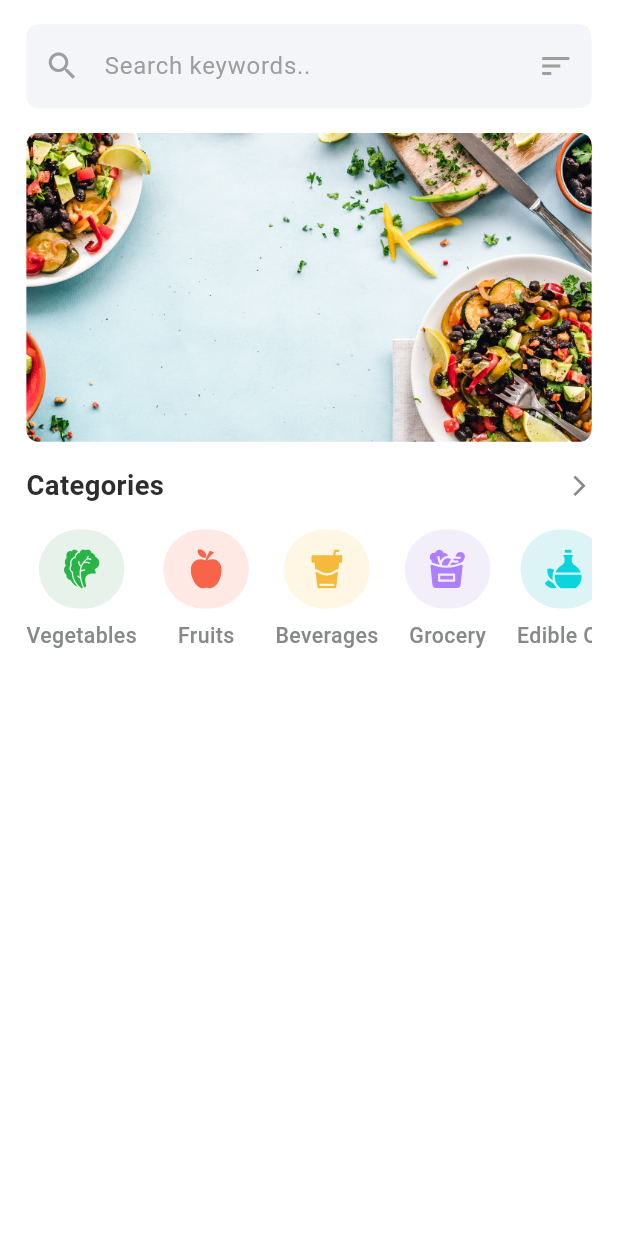
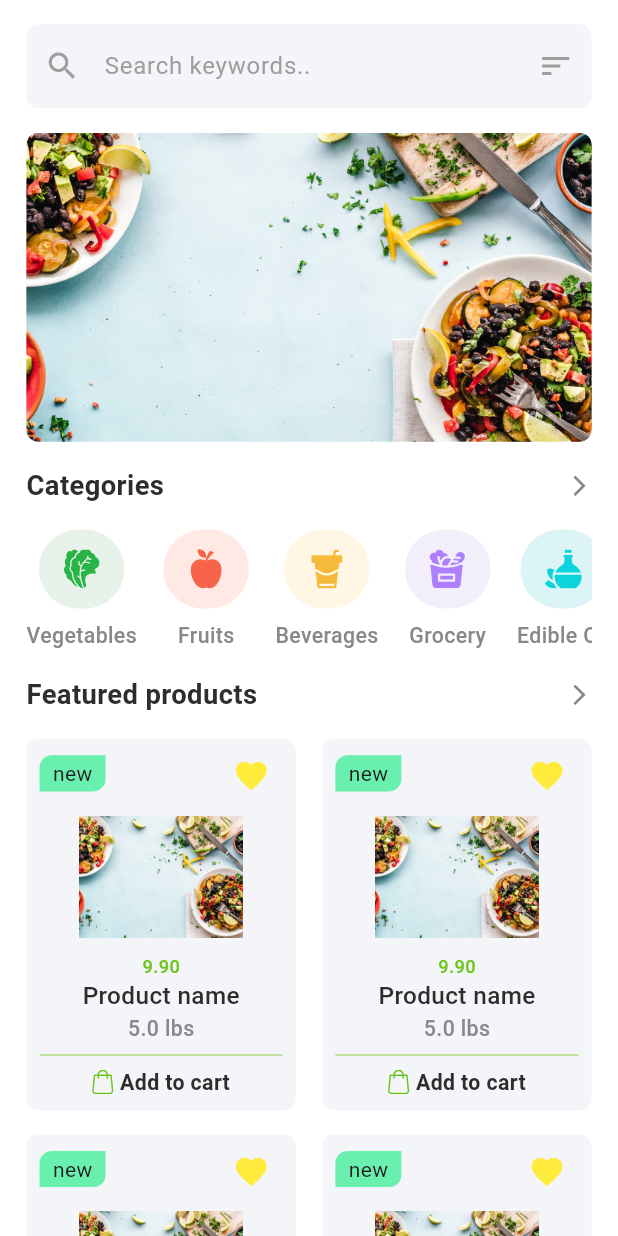
Before and after one commit to MOHAMD-ASHRAF/big_cart, a Flutter app: the HomePage screen opened by its route, on a phone screen of 412 x 824 dp. Run offline on Flutter 3.47's test engine with Material 3 defaults, Android fonts, the phone set to English and light mode, and no system bars; our stand-ins replace flutter_screenutil, flutter_svg, flutter_switch, google_fonts; Roboto replaces fonts that are missing (Cairo).

Commit message:
product item initial design

```diff
--- a/lib/core/constants/app_assets.dart
+++ b/lib/core/constants/app_assets.dart
@@ -22,6 +22,7 @@ abstract class AppAssets {
   static const String edibleOil = 'assets/vectors/edibleOil.svg';
   static const String household = 'assets/vectors/Household.svg';
   static const String babyCare = 'assets/vectors/Babycare.svg';
+  static const String cart = 'assets/vectors/cart.svg';
 
 
 
--- a/lib/core/theming/app_text_styles.dart
+++ b/lib/core/theming/app_text_styles.dart
@@ -128,6 +128,11 @@ abstract class AppTextStyles {
   static TextStyle get font12BlackCairo => GoogleFonts.cairo(
     fontSize: 12.sp,
     color: AppColors.text,
+    fontWeight: AppFontWeights.medium,
+  );
+  static TextStyle get font12GreenCairo => GoogleFonts.cairo(
+    fontSize: 12.sp,
+    color: AppColors.primaryDark,
     fontWeight: AppFontWeights.medium,
   );
 
--- a/lib/features/home/ui/pages/home_page.dart
+++ b/lib/features/home/ui/pages/home_page.dart
@@ -10,6 +10,9 @@ import '../../../../core/theming/app_text_styles.dart';
 import '../../../../core/widgets/custom_text_form_field.dart';
 import '../widgets/categories_item.dart';
 import '../widgets/categories_text_widget.dart';
+import 'package:flutter_staggered_grid_view/flutter_staggered_grid_view.dart';
+
+import '../widgets/product_item.dart';
 
 class HomePage extends StatelessWidget {
   const HomePage({super.key});
@@ -20,6 +23,7 @@ class HomePage extends StatelessWidget {
       body: SafeArea(
         child: Padding(
           padding: EdgeInsets.only(left: 16.w, right: 16.w, top: 16.h),
+          child: SingleChildScrollView(
             child: Column(
               children: [
                 const CustomTextFormField(
@@ -47,7 +51,8 @@ class HomePage extends StatelessWidget {
                   //onTap: () => Navigator.pushNamed(context, Routes.categories),
                 ),
                 SizedBox(height: 16.h),
-              Expanded(
+                SizedBox(
+                  height: 80.h,
                   child: ListView.separated(
                     itemCount: Categories.values.length,
                     scrollDirection: Axis.horizontal,
@@ -58,7 +63,22 @@ class HomePage extends StatelessWidget {
                         color: Categories.values[index].getColor),
                   ),
                 ),
+                SizedBox(height: 16.h),
+                const CategoriesTextWidget(
+                  title: 'Featured products',
+                  //onTap: () => Navigator.pushNamed(context, Routes.categories),
+                ),
+                SizedBox(height: 16.h),
+                StaggeredGrid.count(
+                  crossAxisCount: 2, // 2 items per row
+                  mainAxisSpacing: 16.h,
+                  crossAxisSpacing: 16.w,
+                  children: List.generate(11, (index) {
+                    return ProductItem();
+                  }),
+                ),
               ],
+            ),
           ),
         ),
       ),
--- /dev/null
+++ b/lib/features/home/ui/widgets/product_item.dart
@@ -0,0 +1,86 @@
+import 'package:flutter/material.dart';
+import 'package:flutter_screenutil/flutter_screenutil.dart';
+import 'package:flutter_svg/svg.dart';
+
+import '../../../../core/constants/app_assets.dart';
+import '../../../../core/theming/app_colors.dart';
+import '../../../../core/theming/app_text_styles.dart';
+
+class ProductItem extends StatelessWidget {
+  const ProductItem({
+    super.key,
+  });
+
+  @override
+  Widget build(BuildContext context) {
+    return Container(
+      padding: EdgeInsets.all(8.w),
+      decoration: BoxDecoration(
+        borderRadius: BorderRadius.circular(8.r),
+        color: AppColors.moreLightGray,
+      ),
+      child: Column(
+        children: [
+          Row(
+            children: [
+              Container(
+                padding: EdgeInsets.symmetric(horizontal: 8.w, vertical: 2.h),
+                decoration: BoxDecoration(
+                  borderRadius: BorderRadius.only(
+                      bottomRight: Radius.circular(8.r),
+                      topLeft: Radius.circular(8.r)),
+                  color: Colors.greenAccent,
+                ),
+                child: const Text('new'),
+              ),
+              const Spacer(),
+              Padding(
+                padding: EdgeInsets.only(right: 8.w, top: 4.h),
+                child: Icon(
+                  Icons.favorite,
+                  color: Colors.yellow,
+                  size: 24.sp,
+                ),
+              ),
+            ],
+          ),
+          SizedBox(
+            height: 4.h,
+          ),
+          Image(
+            image: const AssetImage(AppAssets.offerImage),
+            height: 100.h,
+            width: 100.w,
+          ),
+          Text(
+            '9.90',
+            style: AppTextStyles.font12GreenCairo,
+          ),
+          Text(
+            'Product name',
+            style: AppTextStyles.font16BlackCairoMedium,
+          ),
+          Text(
+            '5.0 lbs',
+            style: AppTextStyles.font14GrayCairoMedium,
+          ),
+          Divider(
+            color: AppColors.primary,
+            thickness: 1.h,
+          ),
+          Row(
+            mainAxisAlignment: MainAxisAlignment.center,
+            children: [
+              SvgPicture.asset(AppAssets.cart, height: 16.h),
+              SizedBox(width: 4.w),
+              Text(
+                'Add to cart',
+                style: AppTextStyles.font14BlackSemiBoldCairo,
+              )
+            ],
+          )
+        ],
+      ),
+    );
+  }
+}
--- a/pubspec.yaml
+++ b/pubspec.yaml
@@ -36,6 +36,8 @@ dependencies:
   #switch
   flutter_switch: ^0.3.2
 
+  # widget
+  flutter_staggered_grid_view: ^0.7.0
 
 
   # The following adds the Cupertino Icons font to your application.
```
Also changed, not shown: assets/vectors/cart.svg (added), pubspec.lock, 4 other files. Lines whose indentation alone changed are shown as unchanged.
